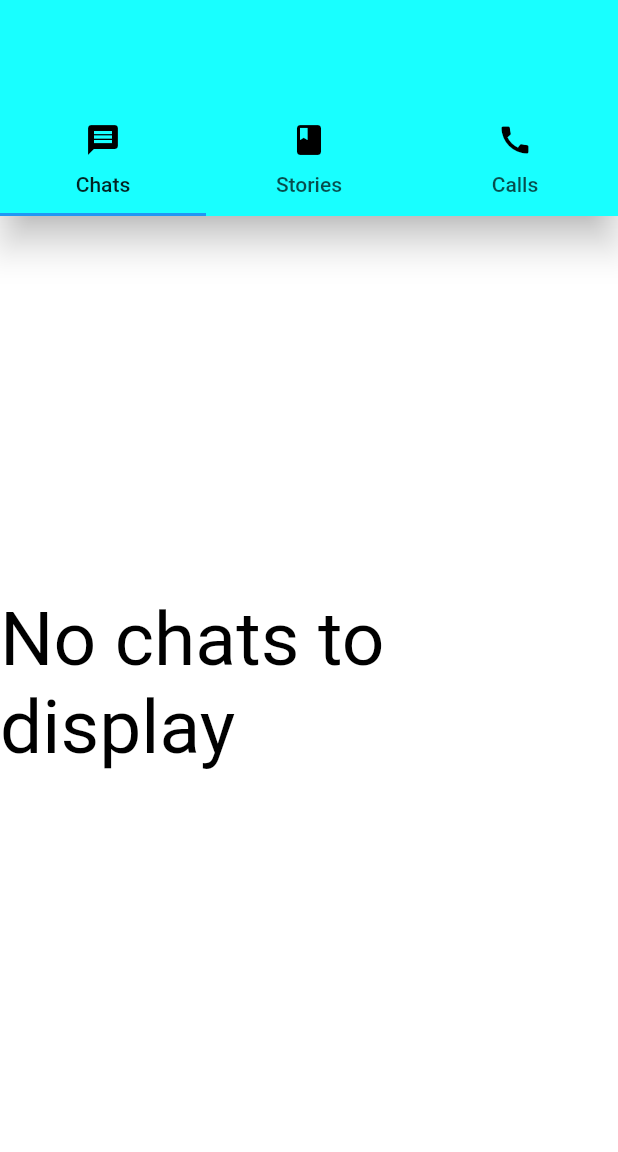
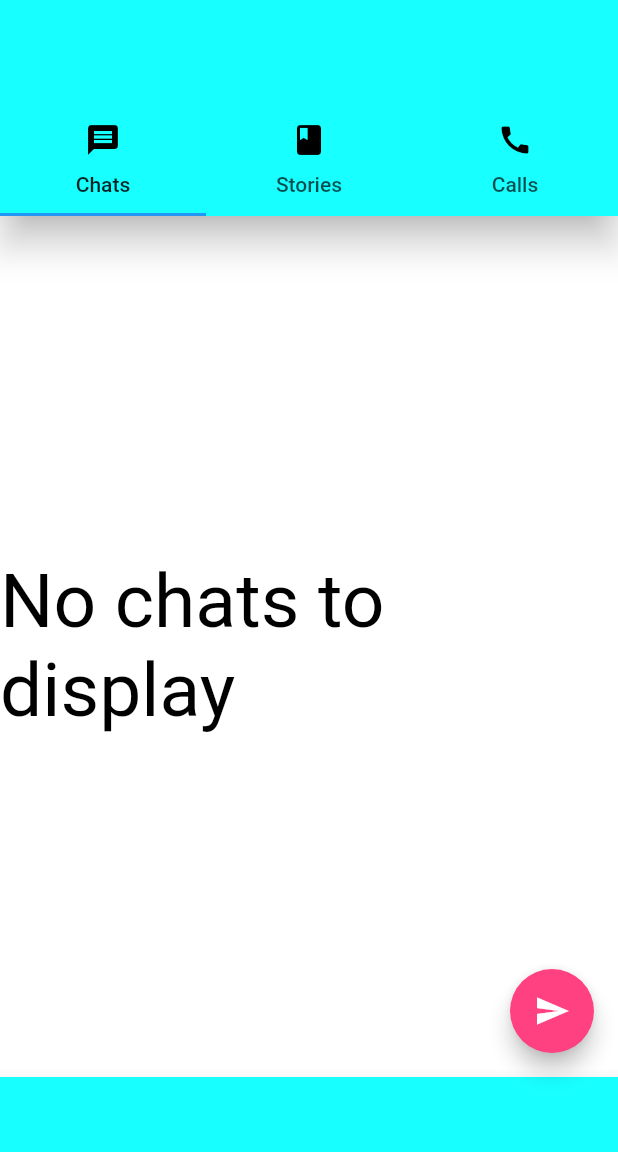
Before and after one commit to ParamitaChowdhury/Gossiper_repo, a Flutter app: the screen it shows after launch, on a phone screen of 412 x 824 dp, the part 84-1236 px from its top. Run offline on Flutter 3.47's test engine with Material 2 defaults, Android fonts, the light colour scheme and no system bars; our stand-ins replace fluttertoast.

Commit message:
floating action bar added

```diff
--- a/lib/appbarApp.dart
+++ b/lib/appbarApp.dart
@@ -1,4 +1,5 @@
 import 'package:flutter/material.dart';
+
 // import 'package:fluttertoast/fluttertoast.dart';
 import 'package:gossiper/CallsApp.dart';
 import 'package:gossiper/ChatsApp.dart';
@@ -91,6 +92,20 @@ class _AppBarAppState extends State<AppBarApp>
         children: const [ChatsApp(), StoriesApp(), CallsApp()],
       ),
       drawer: DrawerApp(),
+      floatingActionButton: FloatingActionButton(
+        onPressed: () {
+          // Add your onPressed code here!
+        },
+        backgroundColor: Colors.pinkAccent,
+        child: const Icon(Icons.send),
+      ),
+      bottomNavigationBar: BottomAppBar(
+        color: Colors.cyanAccent,
+        child: Container(
+          height: 50.0,
+        ),
+      ),
+      floatingActionButtonLocation: FloatingActionButtonLocation.endFloat,
     );
   }
 }
```
